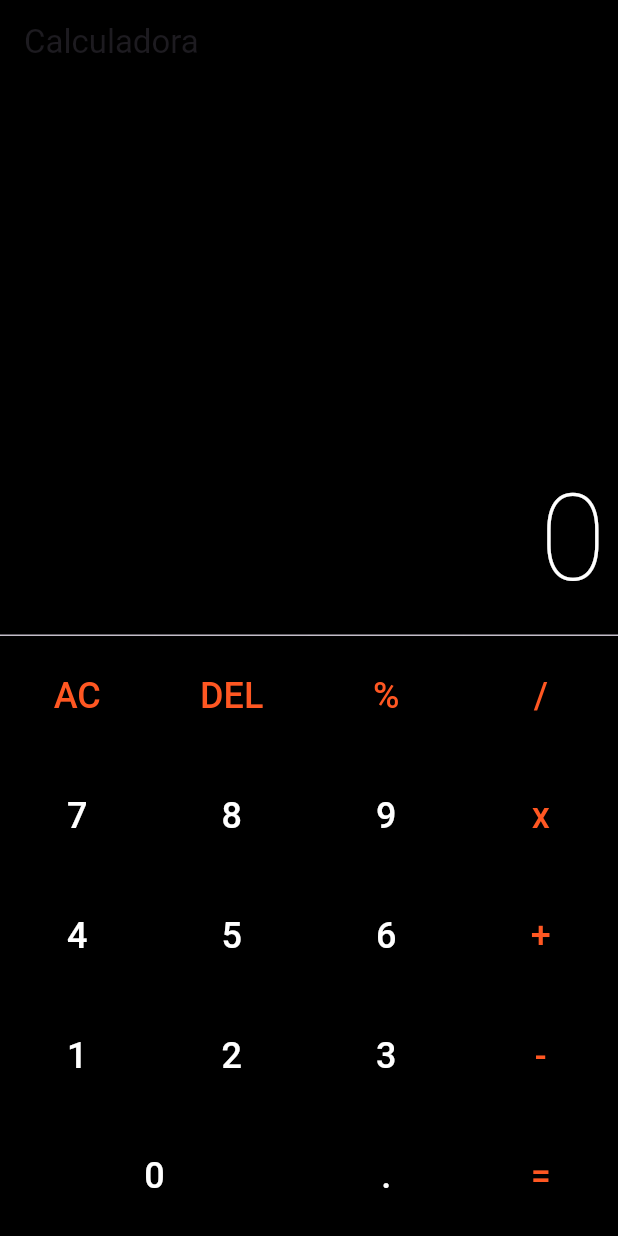
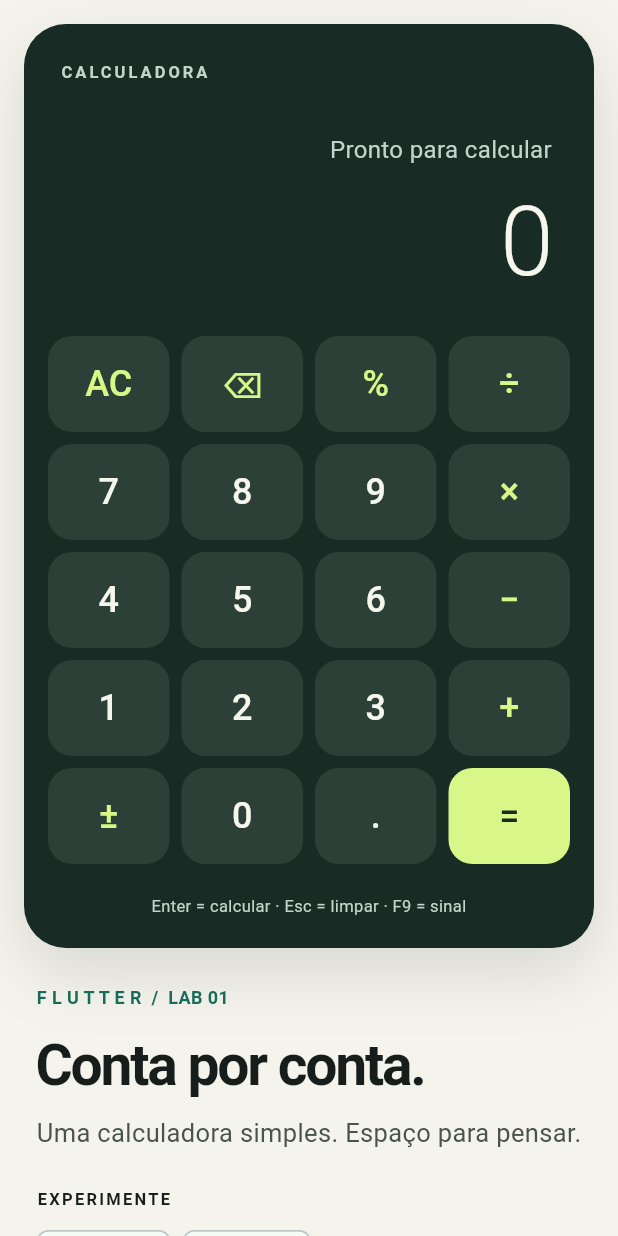
Before and after one commit to kleberandrade/calculadora-flutter, a Flutter app: the screen it shows after launch, on a phone screen of 412 x 824 dp. Run offline on Flutter 3.47's test engine with Material 3 defaults, Android fonts, the phone set to English and light mode, and no system bars; drawn by our look-alikes of auto_size_text.

Commit message:
feat: add responsive accessible calculator and keyboard controls
Replace legacy widgets with a readable Material 3 keypad, recoverable errors and safe examples. Verified VM/Chrome widget behaviors, enlarged-text layouts and the running release Web app.

```diff
--- a/lib/calculator.dart
+++ b/lib/calculator.dart
@@ -1,151 +1,319 @@
-import 'package:auto_size_text/auto_size_text.dart';
 import 'package:flutter/material.dart';
-
+import 'package:flutter/services.dart';
 import 'memory.dart';
 
 class Calculator extends StatefulWidget {
+  const Calculator({super.key});
+
   @override
-  _CalculatorState createState() => _CalculatorState();
+  State<Calculator> createState() => _CalculatorState();
 }
 
 class _CalculatorState extends State<Calculator> {
   final _memory = Memory();
+  static const _rows = [
+    ['AC', 'DEL', '%', '/'],
+    ['7', '8', '9', 'x'],
+    ['4', '5', '6', '-'],
+    ['1', '2', '3', '+'],
+    ['+/-', '0', '.', '='],
+  ];
+  static const _labels = {
+    'AC': 'Limpar tudo',
+    'DEL': 'Apagar último dígito',
+    '%': 'Módulo',
+    '/': 'Dividir',
+    'x': 'Multiplicar',
+    '-': 'Subtrair',
+    '+': 'Somar',
+    '+/-': 'Trocar sinal',
+    '.': 'Separador decimal',
+    '=': 'Calcular',
+  };
+  static const _symbols = {
+    'DEL': '⌫',
+    '/': '÷',
+    'x': '×',
+    '-': '−',
+    '+/-': '±',
+  };
+
+  void _apply(String command) => setState(() => _memory.applyCommand(command));
+
+  KeyEventResult _onKey(FocusNode node, KeyEvent event) {
+    if (event is! KeyDownEvent && event is! KeyRepeatEvent) {
+      return KeyEventResult.ignored;
+    }
+    final keyboard = HardwareKeyboard.instance;
+    if (keyboard.isControlPressed ||
+        keyboard.isMetaPressed ||
+        keyboard.isAltPressed) {
+      return KeyEventResult.ignored;
+    }
+    final command = switch (event.logicalKey) {
+      LogicalKeyboardKey.enter || LogicalKeyboardKey.numpadEnter => '=',
+      LogicalKeyboardKey.escape || LogicalKeyboardKey.delete => 'AC',
+      LogicalKeyboardKey.backspace => 'DEL',
+      LogicalKeyboardKey.f9 => '+/-',
+      _ => event.character ?? event.logicalKey.keyLabel,
+    };
+    final normalized = switch (command) {
+      '*' => 'x',
+      ',' => '.',
+      _ => command,
+    };
+    if (!_rows.expand((row) => row).contains(normalized)) {
+      return KeyEventResult.ignored;
+    }
+    _apply(normalized);
+    return KeyEventResult.handled;
+  }
+
+  void _example(List<String> commands) => setState(() {
+    _memory.applyCommand('AC');
+    for (final command in commands) {
+      _memory.applyCommand(command);
+    }
+  });
 
   @override
-  Widget build(BuildContext context) {
-    return Scaffold(
-      appBar: AppBar(
-        backgroundColor: Colors.black,
-        title: Text('Calculadora'),
+  Widget build(BuildContext context) => Scaffold(
+    body: Focus(
+      autofocus: true,
+      onKeyEvent: _onKey,
+      child: SafeArea(
+        child: LayoutBuilder(
+          builder: (context, constraints) {
+            final wide = constraints.maxWidth >= 900;
+            return SingleChildScrollView(
+              padding: EdgeInsets.all(wide ? 48 : 16),
+              child: Center(
+                child: ConstrainedBox(
+                  constraints: const BoxConstraints(maxWidth: 1000),
+                  child: wide
+                      ? Row(
+                          crossAxisAlignment: CrossAxisAlignment.center,
+                          children: [
+                            Expanded(child: _intro()),
+                            const SizedBox(width: 64),
+                            SizedBox(width: 400, child: _panel()),
+                          ],
+                        )
+                      : Column(
+                          children: [
+                            ConstrainedBox(
+                              constraints: const BoxConstraints(maxWidth: 400),
+                              child: _panel(),
                             ),
-      body: Column(
-        children: <Widget>[
-          _buildDisplay(),
-          Divider(height: 0.1),
-          _buildKeyboard(),
+                            const SizedBox(height: 24),
+                            _intro(),
                           ],
-      ),
-    );
-  }
-
-  Widget _buildDisplay() {
-    return Expanded(
-      flex: 1,
-      child: Container(
-        color: Colors.black,
-        child: Column(
-          mainAxisAlignment: MainAxisAlignment.end,
-          crossAxisAlignment: CrossAxisAlignment.stretch,
-          children: <Widget>[
-            Padding(
-              padding: const EdgeInsets.all(8.0),
-              child: AutoSizeText(
-                _memory.result,
-                minFontSize: 20.0,
-                maxFontSize: 80.0,
-                maxLines: 1,
-                textAlign: TextAlign.end,
-                style: TextStyle(
-                  fontWeight: FontWeight.w200,
-                  decoration: TextDecoration.none,
-                  fontSize: 80.0,
-                  color: Colors.white,
                         ),
                 ),
               ),
+            );
+          },
+        ),
+      ),
+    ),
+  );
+
+  Widget _intro() => Column(
+    crossAxisAlignment: CrossAxisAlignment.start,
+    children: [
+      const Text(
+        'F L U T T E R  /  LAB 01',
+        style: TextStyle(
+          fontSize: 12,
+          fontWeight: FontWeight.w700,
+          color: Color(0xff176b59),
+        ),
+      ),
+      const SizedBox(height: 16),
+      const Text(
+        'Conta por conta.',
+        style: TextStyle(
+          fontSize: 38,
+          height: 1.1,
+          letterSpacing: -1.5,
+          fontWeight: FontWeight.w700,
+        ),
+      ),
+      const SizedBox(height: 12),
+      const Text(
+        'Uma calculadora simples. Espaço para pensar.',
+        style: TextStyle(fontSize: 17, color: Color(0xff48534c)),
+      ),
+      const SizedBox(height: 24),
+      const Text(
+        'EXPERIMENTE',
+        style: TextStyle(
+          fontSize: 11,
+          letterSpacing: 1.5,
+          fontWeight: FontWeight.w700,
+        ),
+      ),
+      const SizedBox(height: 8),
+      Wrap(
+        spacing: 8,
+        runSpacing: 8,
+        children: [
+          ActionChip(
+            label: const Text('0.1 + 0.2'),
+            onPressed: () => _example(['0', '.', '1', '+', '0', '.', '2', '=']),
+          ),
+          ActionChip(
+            label: const Text('8 mod 3'),
+            onPressed: () => _example(['8', '%', '3', '=']),
+          ),
+        ],
+      ),
+      const SizedBox(height: 20),
+      const Text(
+        'Da esquerda para a direita.\n% calcula o módulo, não a porcentagem.',
+        style: TextStyle(height: 1.6, color: Color(0xff48534c)),
+      ),
+    ],
+  );
+
+  Widget _panel() => Container(
+    padding: const EdgeInsets.all(16),
+    decoration: BoxDecoration(
+      color: const Color(0xff182b25),
+      borderRadius: BorderRadius.circular(28),
+      boxShadow: const [
+        BoxShadow(
+          color: Color(0x22182b25),
+          blurRadius: 36,
+          offset: Offset(0, 16),
+        ),
+      ],
+    ),
+    child: Column(
+      crossAxisAlignment: CrossAxisAlignment.stretch,
+      children: [
+        const Padding(
+          padding: EdgeInsets.all(8),
+          child: Text(
+            'CALCULADORA',
+            style: TextStyle(
+              color: Color(0xffc1d5ca),
+              letterSpacing: 2,
+              fontSize: 11,
+              fontWeight: FontWeight.w600,
+            ),
+          ),
+        ),
+        Container(
+          padding: const EdgeInsets.symmetric(vertical: 24, horizontal: 12),
+          child: Column(
+            crossAxisAlignment: CrossAxisAlignment.end,
+            children: [
+              Text(
+                _memory.expression.isEmpty
+                    ? 'Pronto para calcular'
+                    : _memory.expression,
+                textAlign: TextAlign.end,
+                style: const TextStyle(color: Color(0xffc1d5ca), fontSize: 16),
+              ),
+              const SizedBox(height: 12),
+              Semantics(
+                label: 'Resultado: ${_memory.result}',
+                liveRegion: true,
+                child: ExcludeSemantics(
+                  child: SizedBox(
+                    width: double.infinity,
+                    child: FittedBox(
+                      fit: BoxFit.scaleDown,
+                      alignment: Alignment.centerRight,
+                      child: Text(
+                        _memory.result,
+                        style: const TextStyle(
+                          fontSize: 64,
+                          height: 1.2,
+                          letterSpacing: -2,
+                          color: Color(0xfff5f7ed),
+                          fontWeight: FontWeight.w300,
+                          fontFeatures: [FontFeature.tabularFigures()],
+                        ),
+                      ),
+                    ),
+                  ),
+                ),
+              ),
+              if (_memory.error != null) ...[
+                const SizedBox(height: 12),
+                Semantics(
+                  liveRegion: true,
+                  child: Text(
+                    _memory.error!,
+                    style: const TextStyle(
+                      color: Color(0xffffc6b5),
+                      fontWeight: FontWeight.w600,
+                    ),
+                  ),
+                ),
+                const Text(
+                  'Digite um número ou use AC para recomeçar.',
+                  style: TextStyle(color: Color(0xffc1d5ca), fontSize: 13),
+                ),
+              ],
             ],
           ),
         ),
-    );
-  }
-
-  Widget _buildKeyboardButton(String label,
-      {int flex = 1, Color textColor = Colors.white, Color backgroundColor = Colors.black}) {
-    return Expanded(
-      flex: flex,
-      child: RaisedButton(
-        color: backgroundColor,
-        textColor: textColor,
-        child: Text(
-          label,
-          style: TextStyle(fontSize: 24),
-        ),
-        onPressed: () {
-          setState(() {
-            _memory.applyCommand(label);
-          });
-        },
-      ),
-    );
-  }
-
-  Widget _buildKeyboard() {
-    return Container(
-      color: Colors.black,
-      height: 400.0,
-      child: Column(
-        children: <Widget>[
-          Expanded(
-            flex: 1,
+        for (final row in _rows)
+          Padding(
+            padding: const EdgeInsets.only(bottom: 8),
             child: Row(
-              crossAxisAlignment: CrossAxisAlignment.stretch,
-              children: <Widget>[
-                _buildKeyboardButton('AC', textColor: Colors.deepOrange),
-                _buildKeyboardButton('DEL', textColor: Colors.deepOrange),
-                _buildKeyboardButton('%', textColor: Colors.deepOrange),
-                _buildKeyboardButton('/', textColor: Colors.deepOrange),
+              children: [
+                for (var index = 0; index < row.length; index++) ...[
+                  if (index > 0) const SizedBox(width: 8),
+                  Expanded(child: _key(row[index])),
+                ],
               ],
             ),
           ),
-          Expanded(
-            flex: 1,
-            child: Row(
-              crossAxisAlignment: CrossAxisAlignment.stretch,
-              children: <Widget>[
-                _buildKeyboardButton('7'),
-                _buildKeyboardButton('8'),
-                _buildKeyboardButton('9'),
-                _buildKeyboardButton('x', textColor: Colors.deepOrange),
-              ],
-            ),
-          ),
-          Expanded(
-            flex: 1,
-            child: Row(
-              crossAxisAlignment: CrossAxisAlignment.stretch,
-              children: <Widget>[
-                _buildKeyboardButton('4'),
-                _buildKeyboardButton('5'),
-                _buildKeyboardButton('6'),
-                _buildKeyboardButton('+', textColor: Colors.deepOrange),
-              ],
-            ),
-          ),
-          Expanded(
-            flex: 1,
-            child: Row(
-              crossAxisAlignment: CrossAxisAlignment.stretch,
-              children: <Widget>[
-                _buildKeyboardButton('1'),
-                _buildKeyboardButton('2'),
-                _buildKeyboardButton('3'),
-                _buildKeyboardButton('-', textColor: Colors.deepOrange),
-              ],
-            ),
-          ),
-          Expanded(
-            flex: 1,
-            child: Row(
-              crossAxisAlignment: CrossAxisAlignment.stretch,
-              children: <Widget>[
-                _buildKeyboardButton('0', flex: 2),
-                _buildKeyboardButton('.'),
-                _buildKeyboardButton('=', textColor: Colors.deepOrange),
-              ],
+        const Padding(
+          padding: EdgeInsets.only(top: 12, bottom: 4),
+          child: Text(
+            'Enter = calcular · Esc = limpar · F9 = sinal',
+            textAlign: TextAlign.center,
+            style: TextStyle(color: Color(0xffc1d5ca), fontSize: 11),
           ),
         ),
       ],
     ),
   );
+
+  Widget _key(String command) {
+    final isEqual = command == '=';
+    final isNumber = RegExp(r'^[0-9.]$').hasMatch(command);
+    return Tooltip(
+      message: _labels[command] ?? command,
+      child: FilledButton(
+        key: ValueKey('key-$command'),
+        onPressed: () => _apply(command),
+        style: FilledButton.styleFrom(
+          minimumSize: const Size(48, 64),
+          padding: const EdgeInsets.symmetric(vertical: 14, horizontal: 2),
+          shape: RoundedRectangleBorder(
+            borderRadius: BorderRadius.circular(16),
+          ),
+          backgroundColor: isEqual
+              ? const Color(0xffd8f788)
+              : const Color(0xff2c4037),
+          foregroundColor: isEqual
+              ? const Color(0xff182b25)
+              : isNumber
+              ? const Color(0xfff5f7ed)
+              : const Color(0xffd8f788),
+          textStyle: const TextStyle(fontSize: 24, fontWeight: FontWeight.w500),
+        ),
+        child: Text(
+          _symbols[command] ?? command,
+          semanticsLabel: _labels[command] ?? command,
+        ),
+      ),
+    );
   }
 }
--- a/lib/main.dart
+++ b/lib/main.dart
@@ -1,20 +1,21 @@
 import 'package:flutter/material.dart';
-import 'package:flutter/services.dart';
-
 import 'calculator.dart';
 
-void main() => runApp(MyApp());
+void main() => runApp(const MyApp());
 
 class MyApp extends StatelessWidget {
+  const MyApp({super.key});
+
   @override
-  Widget build(BuildContext context) {
-    SystemChrome.setPreferredOrientations([
-      DeviceOrientation.portraitUp,
-    ]);
-
-    return MaterialApp(
-      debugShowCheckedModeBanner: false,
-      home: Calculator(),
-    );
-  }
+  Widget build(BuildContext context) => MaterialApp(
+    title: 'Calculadora',
+    debugShowCheckedModeBanner: false,
+    theme: ThemeData(
+      useMaterial3: true,
+      colorScheme: ColorScheme.fromSeed(seedColor: const Color(0xff176b59)),
+      scaffoldBackgroundColor: const Color(0xfff4f3ec),
+      fontFamily: 'sans-serif',
+    ),
+    home: const Calculator(),
+  );
 }
```
Also changed, not shown: 1 other file. Lines whose indentation alone changed are shown as unchanged.
